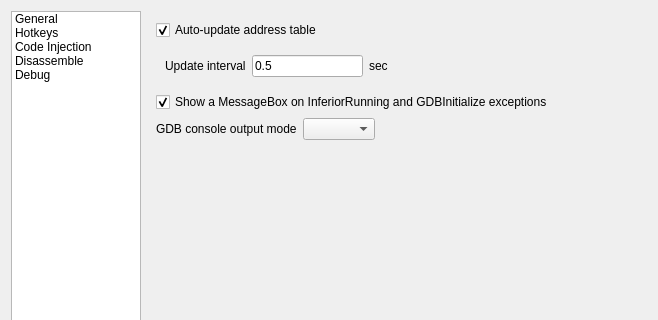
korcankaraokcu/PINCE, file GUI/SettingsDialog.ui: the form before one commit; both pictures show x 0 to 658 and y 0 to 320 of the 658 by 558 pixel window.
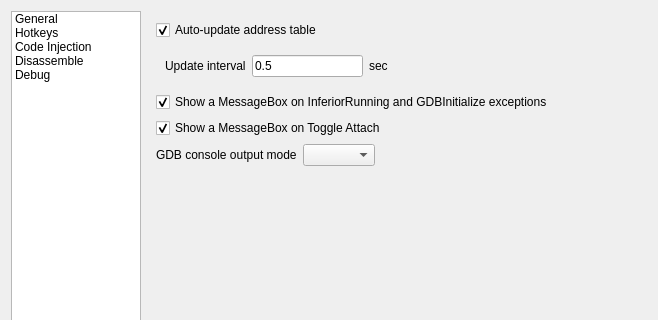
The form after the commit.

Commit message: Implemented toggle_attach feature

Patch:
```diff
--- a/GUI/SettingsDialog.ui
+++ b/GUI/SettingsDialog.ui
@@ -146,6 +146,16 @@
                </property>
               </widget>
              </item>
+             <item>
+              <widget class="QCheckBox" name="checkBox_MessageBoxOnToggleAttach">
+               <property name="text">
+                <string>Show a MessageBox on Toggle Attach</string>
+               </property>
+               <property name="checked">
+                <bool>true</bool>
+               </property>
+              </widget>
+             </item>
              <item>
               <layout class="QHBoxLayout" name="horizontalLayout_3">
                <item>
```
Left out of the diff: 2 changed lines with no effect on the pictures. The commit also changes 4 other files.
